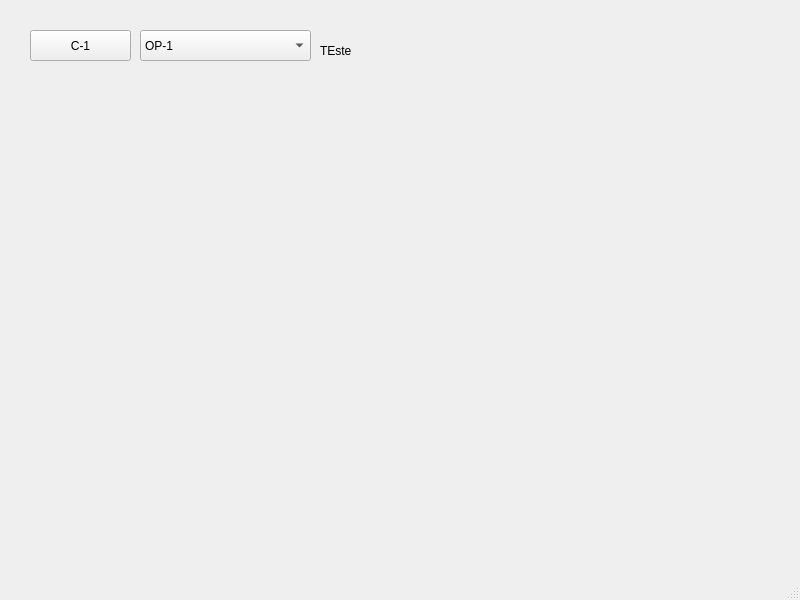
Before: the Qt Designer form testeOpcoes.ui in prscustodio/Probac_Interface, drawn with Qt 5.
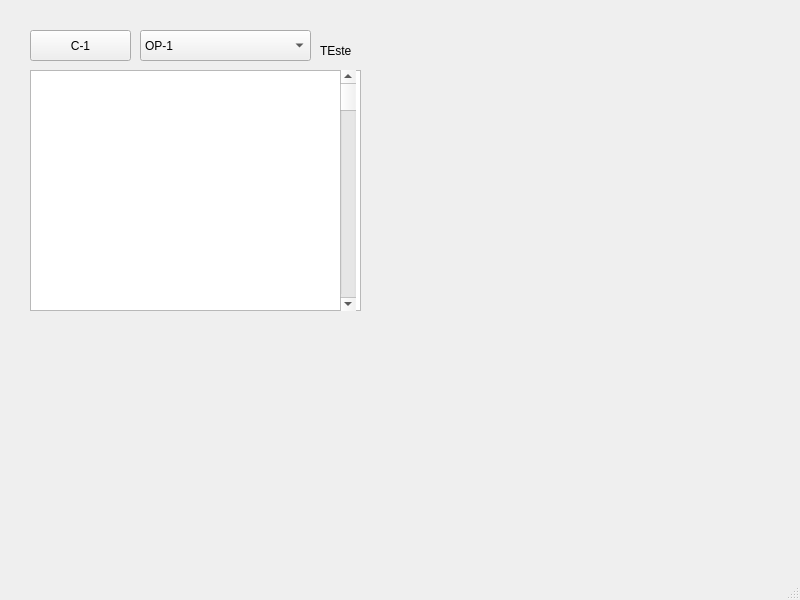
After: the same form once the commit is applied.

The edit to the form file:
```diff
--- a/testeOpcoes.ui
+++ b/testeOpcoes.ui
@@ -60,6 +60,29 @@
      <string>TEste</string>
     </property>
    </widget>
+   <widget class="QTextEdit" name="textEdit">
+    <property name="geometry">
+     <rect>
+      <x>30</x>
+      <y>70</y>
+      <width>331</width>
+      <height>241</height>
+     </rect>
+    </property>
+   </widget>
+   <widget class="QScrollBar" name="verticalScrollBar">
+    <property name="geometry">
+     <rect>
+      <x>340</x>
+      <y>70</y>
+      <width>16</width>
+      <height>241</height>
+     </rect>
+    </property>
+    <property name="orientation">
+     <enum>Qt::Vertical</enum>
+    </property>
+   </widget>
   </widget>
   <widget class="QMenuBar" name="menubar">
    <property name="geometry">
```
